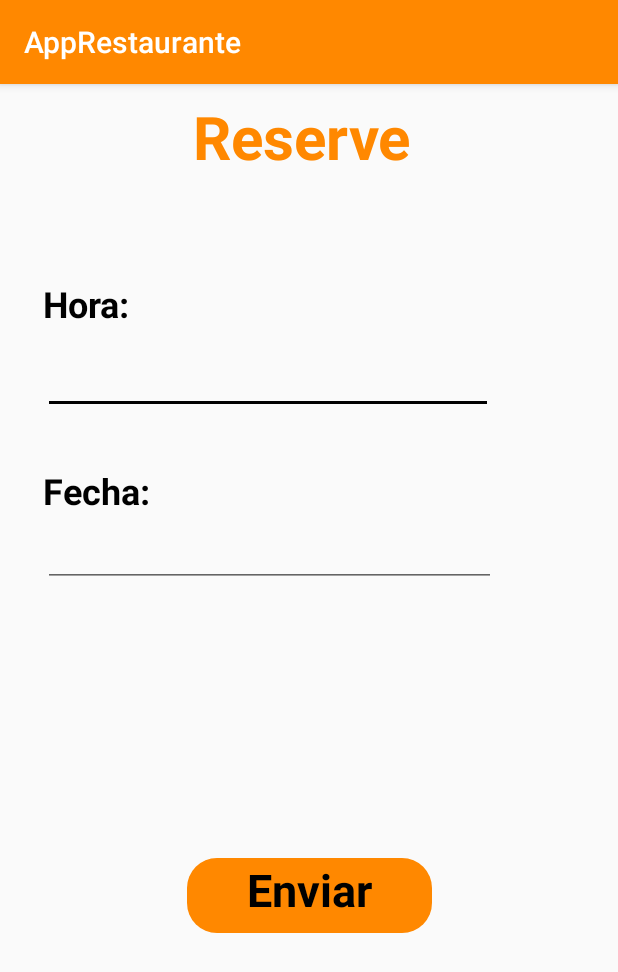
After one commit to GerberMaldonado/AppRestaurante, an Android app: the Reservacion screen opened directly, with no data from a screen before it, on a phone screen of 412 x 824 dp. The commit adds this screen. Shown: the top 972 px of the screen. Run offline under Robolectric (Android 15) with nearby library versions, the phone set to English and light mode, and no system bars.

Commit message:
principal
creacion de: reservacion y a domicilio

```diff
--- a/app/src/main/AndroidManifest.xml
+++ b/app/src/main/AndroidManifest.xml
@@ -9,7 +9,8 @@
         android:roundIcon="@mipmap/ic_launcher_round"
         android:supportsRtl="true"
         android:theme="@style/AppTheme">
-        <activity android:name=".a_domicilio"></activity>
+        <activity android:name=".Reservacion"></activity>
+        <activity android:name=".a_domicilio" />
         <activity android:name=".Menu" />
         <activity android:name=".MainActivity">
             <intent-filter>
--- a/app/src/main/java/com/example/gerber/apprestaurante/MainActivity.java
+++ b/app/src/main/java/com/example/gerber/apprestaurante/MainActivity.java
@@ -19,5 +19,8 @@ public class MainActivity extends AppCompatActivity {
     public void domicilio (View view){
         Intent i = new Intent(this, a_domicilio.class); startActivity(i);
     }
+    public void reservacion (View view){
+        Intent i = new Intent (this, Reservacion.class); startActivity(i);
+    }
 
 }
--- /dev/null
+++ b/app/src/main/java/com/example/gerber/apprestaurante/Reservacion.java
@@ -0,0 +1,13 @@
+package com.example.gerber.apprestaurante;
+
+import android.support.v7.app.AppCompatActivity;
+import android.os.Bundle;
+
+public class Reservacion extends AppCompatActivity {
+
+    @Override
+    protected void onCreate(Bundle savedInstanceState) {
+        super.onCreate(savedInstanceState);
+        setContentView(R.layout.activity_reservacion);
+    }
+}
--- a/app/src/main/res/layout/activity_main.xml
+++ b/app/src/main/res/layout/activity_main.xml
@@ -67,6 +67,7 @@
             android:layout_margin="10dp"
             android:layout_weight="1"
             android:background="@drawable/botones_curvados"
+            android:onClick="reservacion"
             android:orientation="vertical">
 
             <ImageView
--- /dev/null
+++ b/app/src/main/res/layout/activity_reservacion.xml
@@ -0,0 +1,138 @@
+<?xml version="1.0" encoding="utf-8"?>
+<android.support.constraint.ConstraintLayout xmlns:android="http://schemas.android.com/apk/res/android"
+    xmlns:app="http://schemas.android.com/apk/res-auto"
+    xmlns:tools="http://schemas.android.com/tools"
+    android:layout_width="match_parent"
+    android:layout_height="match_parent"
+    tools:context=".Reservacion">
+
+    <TextView
+        android:id="@+id/textView"
+        android:layout_width="401dp"
+        android:layout_height="56dp"
+        android:layout_marginStart="24dp"
+        android:layout_marginLeft="24dp"
+        android:layout_marginTop="8dp"
+        android:layout_marginEnd="24dp"
+        android:layout_marginRight="24dp"
+        android:layout_marginBottom="540dp"
+        android:text="Reserve "
+        android:textAlignment="center"
+        android:textColor="@color/colorPrimaryDark"
+        android:textSize="40sp"
+        android:textStyle="bold"
+        app:layout_constraintBottom_toBottomOf="parent"
+        app:layout_constraintEnd_toEndOf="parent"
+        app:layout_constraintStart_toStartOf="parent"
+        app:layout_constraintTop_toTopOf="parent"
+        app:layout_constraintVertical_bias="0.0" />
+
+    <LinearLayout
+        android:id="@+id/linearLayout"
+        android:layout_width="379dp"
+        android:layout_height="471dp"
+        android:layout_marginStart="16dp"
+        android:layout_marginLeft="16dp"
+        android:layout_marginTop="8dp"
+        android:layout_marginEnd="8dp"
+        android:layout_marginRight="8dp"
+        android:layout_marginBottom="8dp"
+        android:orientation="horizontal"
+        app:layout_constraintBottom_toBottomOf="parent"
+        app:layout_constraintEnd_toEndOf="parent"
+        app:layout_constraintStart_toStartOf="parent"
+        app:layout_constraintTop_toBottomOf="@+id/textView"
+        app:layout_constraintVertical_bias="0.23">
+
+        <LinearLayout
+            android:layout_width="338dp"
+            android:layout_height="104dp"
+            android:layout_marginLeft="8dp"
+            android:layout_marginTop="8dp"
+            android:layout_marginRight="8dp"
+            android:layout_marginBottom="8dp"
+            android:orientation="vertical">
+
+            <TextView
+                android:id="@+id/textView2"
+                android:layout_width="300dp"
+                android:layout_height="wrap_content"
+                android:layout_marginBottom="8dp"
+                android:text="Hora:"
+                android:textColor="@color/colorTextIcons"
+                android:textSize="24sp"
+                android:textStyle="bold" />
+
+            <EditText
+                android:id="@+id/hora"
+                android:layout_width="300dp"
+                android:layout_height="39dp"
+                android:layout_marginTop="10dp"
+                android:ems="10"
+                android:inputType="time"
+                android:textColor="@color/colorTextIcons"
+                android:textSize="22sp" />
+
+        </LinearLayout>
+
+    </LinearLayout>
+
+    <LinearLayout
+        android:layout_width="336dp"
+        android:layout_height="87dp"
+        android:orientation="vertical"
+        app:layout_constraintBottom_toBottomOf="@+id/linearLayout"
+        app:layout_constraintEnd_toEndOf="@+id/linearLayout"
+        app:layout_constraintHorizontal_bias="0.186"
+        app:layout_constraintStart_toStartOf="@+id/linearLayout"
+        app:layout_constraintTop_toTopOf="@+id/linearLayout"
+        app:layout_constraintVertical_bias="0.346">
+
+        <TextView
+            android:id="@+id/textView4"
+            android:layout_width="302dp"
+            android:layout_height="wrap_content"
+            android:text="Fecha:"
+            android:textColor="@color/colorTextIcons"
+            android:textSize="24sp"
+            android:textStyle="bold" />
+
+        <EditText
+            android:id="@+id/fecha"
+            android:layout_width="302dp"
+            android:layout_height="38dp"
+            android:layout_marginTop="10dp"
+            android:ems="10"
+            android:inputType="date"
+            android:textColor="@color/colorTextIcons"
+            android:textSize="22sp"
+            android:textStyle="bold" />
+    </LinearLayout>
+
+    <LinearLayout
+        android:layout_width="163dp"
+        android:layout_height="50dp"
+        android:layout_marginTop="8dp"
+        android:layout_marginBottom="16dp"
+        android:background="@drawable/botones_curvados"
+        android:orientation="vertical"
+        app:layout_constraintBottom_toBottomOf="@+id/linearLayout"
+        app:layout_constraintEnd_toEndOf="@+id/linearLayout"
+        app:layout_constraintHorizontal_bias="0.481"
+        app:layout_constraintStart_toStartOf="@+id/linearLayout"
+        app:layout_constraintTop_toBottomOf="@+id/textView"
+        app:layout_constraintVertical_bias="0.975">
+
+
+        <TextView
+            android:id="@+id/textView5"
+            android:layout_width="match_parent"
+            android:layout_height="wrap_content"
+            android:text="Enviar"
+            android:textAlignment="center"
+            android:textColor="@color/colorTextIcons"
+            android:textSize="30sp"
+            android:textStyle="bold" />
+    </LinearLayout>
+
+</android.support.constraint.ConstraintLayout>
```
